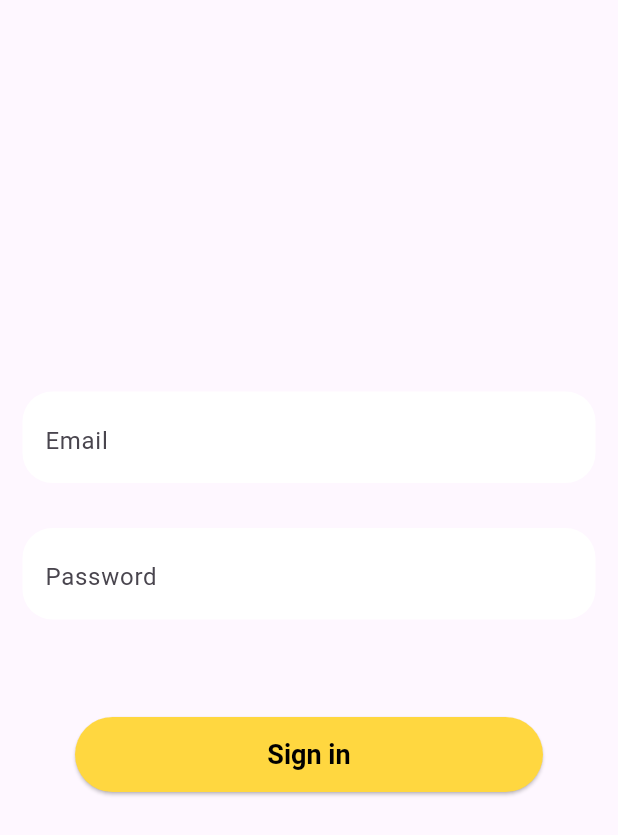
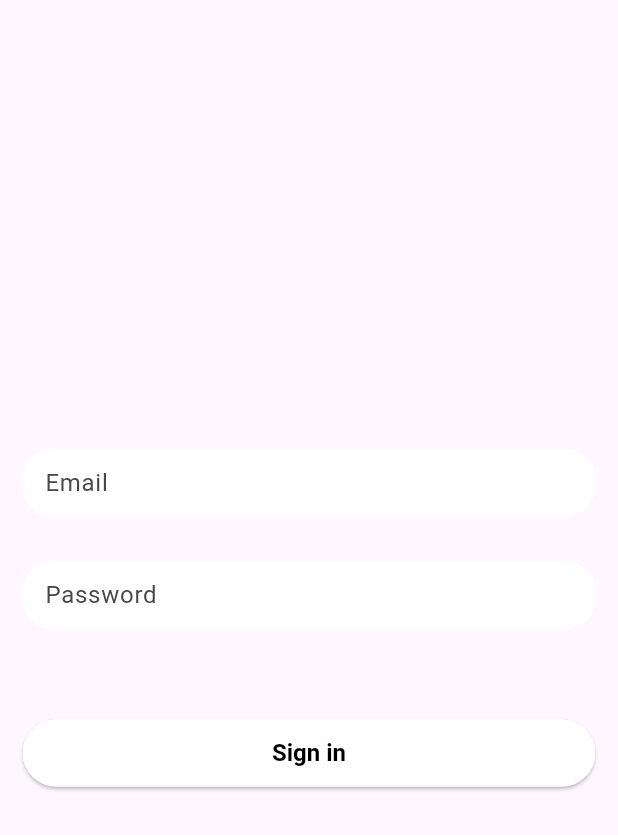
Before and after one commit to dineshkumars29/Background_Bubbles, a Flutter app: the screen it shows after launch, on a phone screen of 412 x 824 dp. Shown: the top 835 px of the screen. Run offline on Flutter 3.47's test engine with Material 3 defaults, Android fonts, the phone set to English and light mode, and no system bars; missing offline and left inert: background_bubbles.

Commit message:
isolate and particle shape added

```diff
--- a/lib/main.dart
+++ b/lib/main.dart
@@ -37,6 +37,12 @@ class _MyHomePageState extends State<MyHomePage> {
   Widget build(BuildContext context) {
     return Scaffold(
         body: BubblesAnimation(
+            particleCount: 100,
+            particleColor: Colors.amberAccent,
+            particleRadius: 25.0,
+            particleSpeed: 2.0,
+            shape: ParticleShape.circle,
+            backgroundColor: Colors.blueAccent.withOpacity(0.5),
             widget: Center(
       child: Column(
         mainAxisAlignment: MainAxisAlignment.center,
@@ -46,13 +52,14 @@ class _MyHomePageState extends State<MyHomePage> {
             child: Padding(
               padding: const EdgeInsets.all(15.0),
               child: Container(
+                height: 45,
                   decoration: BoxDecoration(
                     color: Colors.white,
                     borderRadius: BorderRadius.circular(20.0),
                   ),
                   child: Padding(
                       padding:
-                          const EdgeInsets.only(left: 15, right: 15, top: 5),
+                          const EdgeInsets.only(left: 15, right: 15),
                       child: TextFormField(
                           decoration: const InputDecoration(
                         border: InputBorder.none,
@@ -64,13 +71,14 @@ class _MyHomePageState extends State<MyHomePage> {
             child: Padding(
               padding: const EdgeInsets.all(15.0),
               child: Container(
+                  height: 45,
                   decoration: BoxDecoration(
                     color: Colors.white,
                     borderRadius: BorderRadius.circular(20.0),
                   ),
                   child: Padding(
                       padding:
-                          const EdgeInsets.only(left: 15, right: 15, top: 5),
+                          const EdgeInsets.only(left: 15, right: 15),
                       child: TextFormField(
                           decoration: const InputDecoration(
                         border: InputBorder.none,
@@ -78,22 +86,23 @@ class _MyHomePageState extends State<MyHomePage> {
                       )))),
             ),
           ),
+          const SizedBox(height: 30,),
           Padding(
-              padding: const EdgeInsets.all(50),
+              padding: const EdgeInsets.all(15),
               child: SizedBox(
-                height: 50,
+                height: 45,
                 width: double.infinity,
                 child: ElevatedButton(
                   onPressed: () {},
                   style: ElevatedButton.styleFrom(
-                      backgroundColor: Colors.amberAccent,
+                      backgroundColor: Colors.white,
                       // padding:
                       //     EdgeInsets.symmetric(horizontal: 50, vertical: 20),
                       textStyle: const TextStyle(
                           fontSize: 20, fontWeight: FontWeight.bold)),
                   child: const Text(
                     'Sign in',
-                    style: TextStyle(color: Colors.black, fontSize: 18.0),
+                    style: TextStyle(color: Colors.black, fontSize: 16.0),
                   ),
                 ),
               )),
```
Also changed, not shown: pubspec.lock, 259 other files.
